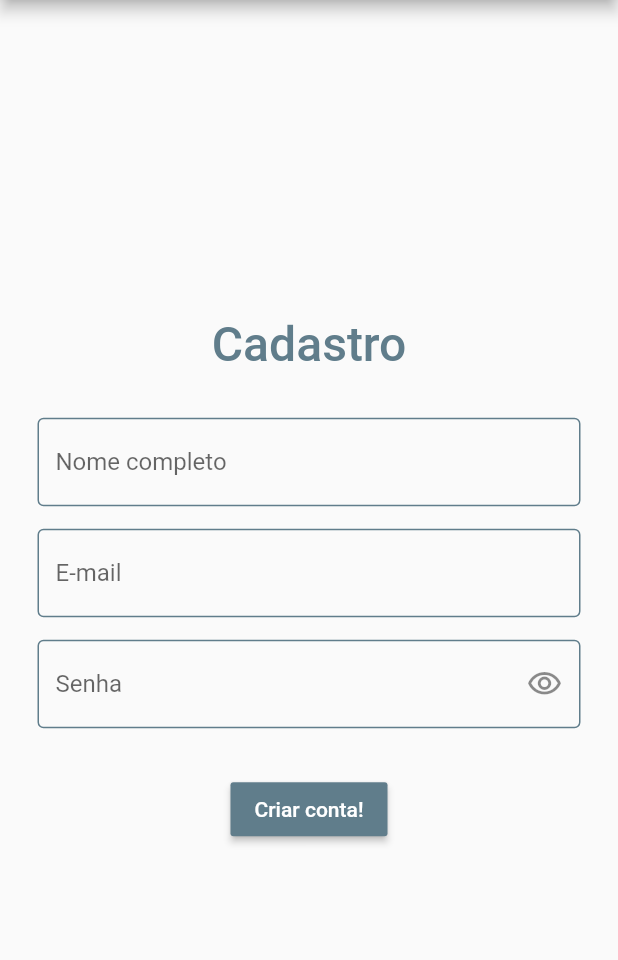
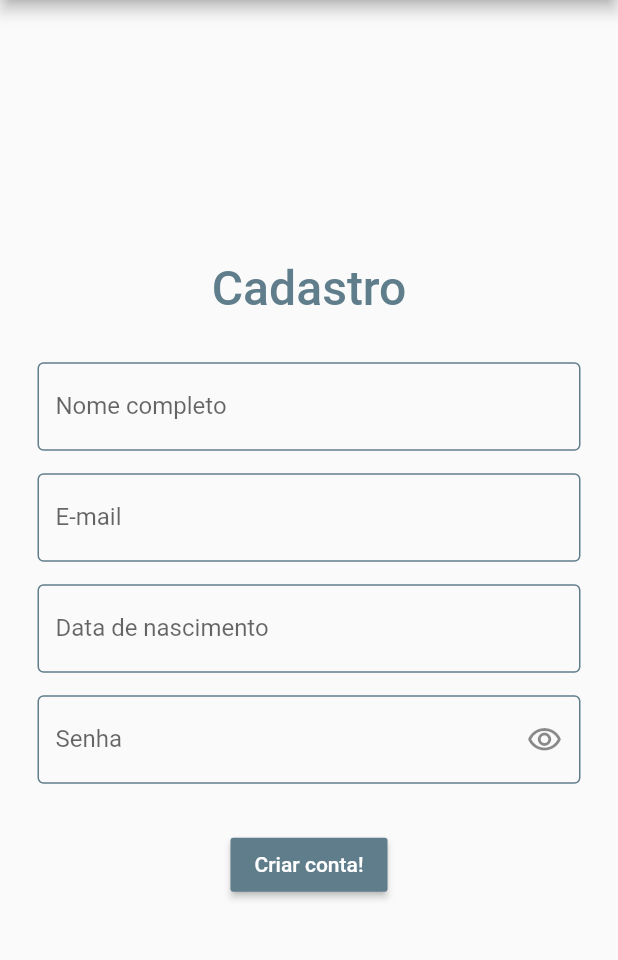
Before and after one commit to luizdebem/provider, a Flutter app: the screen it shows after launch, after a tap on "Criar conta!", on a phone screen of 412 x 824 dp, the part 75-1035 px from its top. Run offline on Flutter 3.47's test engine with Material 2 defaults, Android fonts, the phone set to English and light mode, and no system bars; drawn by our look-alikes of flutter_form_builder.

Commit message:
User Model, Form onSubmit()

```diff
--- /dev/null
+++ b/lib/models/User.dart
@@ -0,0 +1,43 @@
+class User {
+  String _fullName;
+  String _email;
+  String _birthdate;
+  String _password;
+
+  User({
+    String fullName,
+    String email,
+    String birthdate,
+    String password,
+  }) {
+    this._fullName = fullName;
+    this._email = email;
+    this._birthdate = birthdate;
+    this._password = password;
+  }
+
+  String get fullName => _fullName;
+  set fullName(String fullName) => _fullName = fullName;
+  String get email => _email;
+  set email(String email) => _email = email;
+  String get birthdate => _birthdate;
+  set birthdate(String birthdate) => _birthdate = birthdate;
+  String get password => _password;
+  set password(String password) => _password = password;
+
+  User.fromJson(Map<String, dynamic> json) {
+    _fullName = json['fullName'];
+    _email = json['email'];
+    _birthdate = json['birthdate'];
+    _password = json['password'];
+  }
+
+  Map<String, dynamic> toJson() {
+    final Map<String, dynamic> data = new Map<String, dynamic>();
+    data['fullName'] = this._fullName;
+    data['email'] = this._email;
+    data['birthdate'] = this._birthdate;
+    data['password'] = this._password;
+    return data;
+  }
+}
--- a/lib/screens/SignupScreen.dart
+++ b/lib/screens/SignupScreen.dart
@@ -1,6 +1,7 @@
 import 'package:flutter/material.dart';
 import 'package:flutter_form_builder/flutter_form_builder.dart';
 import 'package:signup/components/BaseAppBar.dart';
+import 'package:signup/models/User.dart';
 
 class SignupScreen extends StatefulWidget {
   SignupScreen({Key key}) : super(key: key);
@@ -13,7 +14,15 @@ class _SignupScreenState extends State<SignupScreen> {
   final _formKey = GlobalKey<FormBuilderState>();
   bool _hiddenPassword = true;
   void _onSubmit() {
-    if (!_formKey.currentState.validate()) return;
+    if (!_formKey.currentState.saveAndValidate()) return;
+    final formValue = _formKey.currentState.value;
+    final user = User(
+      fullName: formValue['fullName'],
+      email: formValue['email'],
+      birthdate: formValue['birthdate'].toString(),
+      password: formValue['password'],
+    );
+    print(user.toJson());
   }
 
   @override
@@ -40,8 +49,9 @@ class _SignupScreenState extends State<SignupScreen> {
                     ),
                     SizedBox(height: 30),
                     FormBuilderTextField(
-                      name: 'name',
+                      name: 'fullName',
                       autovalidateMode: AutovalidateMode.onUserInteraction,
+                      textInputAction: TextInputAction.next,
                       decoration: InputDecoration(
                         labelText: 'Nome completo',
                       ),
@@ -53,6 +63,7 @@ class _SignupScreenState extends State<SignupScreen> {
                     FormBuilderTextField(
                       name: 'email',
                       autovalidateMode: AutovalidateMode.onUserInteraction,
+                      textInputAction: TextInputAction.next,
                       decoration: InputDecoration(
                         labelText: 'E-mail',
                       ),
@@ -62,10 +73,24 @@ class _SignupScreenState extends State<SignupScreen> {
                       ]),
                     ),
                     SizedBox(height: 15),
+                    FormBuilderDateTimePicker(
+                      name: "birthdate",
+                      autovalidateMode: AutovalidateMode.onUserInteraction,
+                      decoration: InputDecoration(
+                        labelText: 'Data de nascimento',
+                      ),
+                      validator: FormBuilderValidators.compose([
+                        FormBuilderValidators.required(context),
+                      ]),
+                      textInputAction: TextInputAction.next,
+                      inputType: InputType.date,
+                    ),
+                    SizedBox(height: 15),
                     FormBuilderTextField(
                       name: 'password',
                       autovalidateMode: AutovalidateMode.onUserInteraction,
                       obscureText: _hiddenPassword,
+                      textInputAction: TextInputAction.done,
                       decoration: InputDecoration(
                         labelText: 'Senha',
                         suffixIcon: GestureDetector(
```
